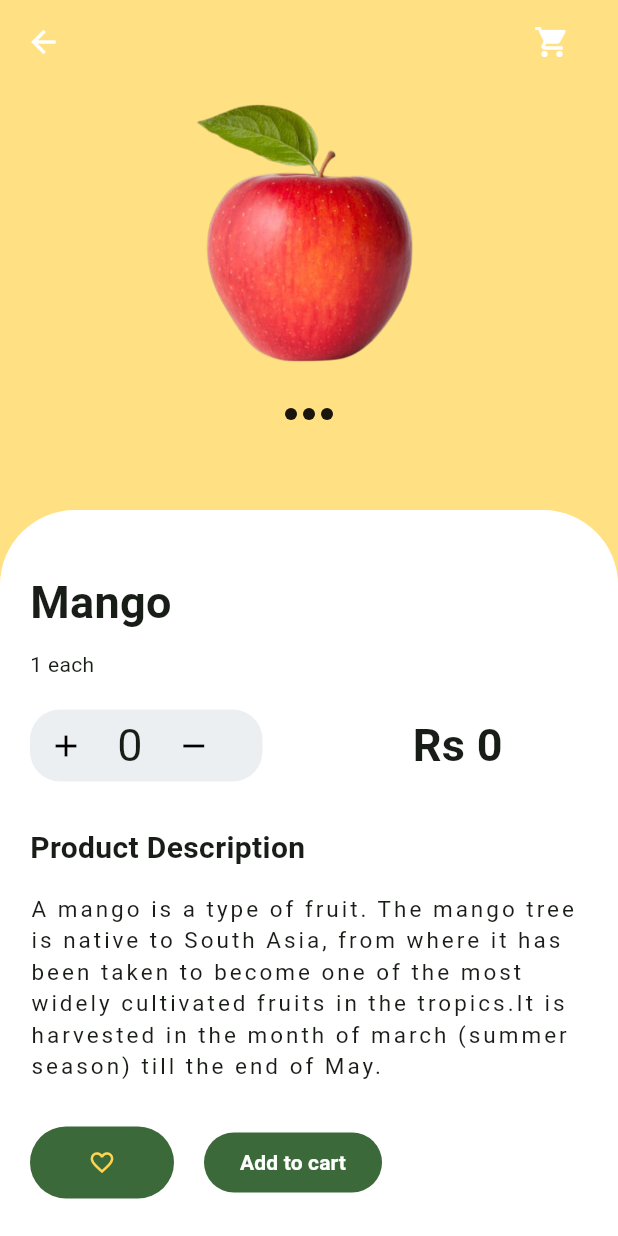
After one commit to anantnipunge/Plantix_app, a Flutter app: the FirstScreen screen opened directly, on a phone screen of 412 x 824 dp. The commit adds this screen. Run offline on Flutter 3.47's test engine with Material 2 defaults, Android fonts, the phone set to English and light mode, and no system bars; drawn by our look-alikes of carousel_slider; our stand-ins replace google_fonts.

Commit message:
update: separate routing added to the apple page

```diff
--- /dev/null
+++ b/lib/Screens/apple.dart
@@ -0,0 +1,260 @@
+import 'package:flutter/material.dart';
+import 'package:plantix/Screens/imagecorousal.dart';
+
+class FirstScreen extends StatefulWidget {
+  const FirstScreen({super.key});
+
+  @override
+  State<StatefulWidget> createState() {
+    return _FirstScreen();
+  }
+}
+
+class _FirstScreen extends State<FirstScreen> {
+  bool _isFavorited = true;
+
+  void _toggleFavorite() {
+    setState(() {
+      _isFavorited = !_isFavorited;
+    });
+  }
+
+  @override
+  Widget build(BuildContext context) {
+    return Scaffold(
+        appBar: AppBar(
+          elevation: 0,
+          backgroundColor: Colors.amber[200],
+          leading: Row(
+            children: <Widget>[
+              SizedBox(
+                width: 5.0,
+              ),
+              IconButton(
+                color: Colors.white,
+                icon: const Icon(
+                  Icons.arrow_back,
+                ),
+                onPressed: () { Navigator.pop(context);},
+              ),
+            ],
+          ),
+          actions: <Widget>[
+            IconButton(
+              icon: const Icon(
+                Icons.shopping_cart,
+                color: Colors.white,
+              ),
+              onPressed: () {},
+            ),
+            SizedBox(
+              width: 20.0,
+            ),
+          ],
+        ),
+        backgroundColor: Colors.amber[200],
+        body: ListView(
+          children: <Widget>[
+            Column(
+              crossAxisAlignment: CrossAxisAlignment.center,
+              mainAxisSize: MainAxisSize.max,
+              mainAxisAlignment: MainAxisAlignment.end,
+              children: <Widget>[
+                CarouselWithIndicatorDemo(),
+                SizedBox(
+                  height: 50.0,
+                ),
+                Container(
+                  decoration: BoxDecoration(
+                      color: Colors.white,
+                      borderRadius: new BorderRadius.only(
+                        topLeft: const Radius.circular(50.0),
+                        topRight: const Radius.circular(50.0),
+                      )),
+                  height: 600,
+                  width: 500,
+                  child: Align(
+                    alignment: Alignment.bottomLeft,
+                    child: Padding(
+                      padding: EdgeInsets.all(20.0),
+                      child: Column(
+                        crossAxisAlignment: CrossAxisAlignment.start,
+                        children: <Widget>[
+                          SizedBox(
+                            height: 20.0,
+                          ),
+                          Text(
+                            'Mango',
+                            style: TextStyle(
+                                fontSize: 30.0, fontWeight: FontWeight.bold),
+                          ),
+                          SizedBox(
+                            height: 10.0,
+                          ),
+                          Text('1 each'),
+                          SizedBox(
+                            height: 20.0,
+                          ),
+                          CounterDesign(),
+                          SizedBox(
+                            height: 30.0,
+                          ),
+                          Text(
+                            'Product Description',
+                            style: TextStyle(
+                                fontSize: 20.0, fontWeight: FontWeight.bold),
+                          ),
+                          SizedBox(
+                            height: 15.0,
+                          ),
+                          Text(
+                            'A mango is a type of fruit. '
+                            'The mango tree is native to South Asia, '
+                            'from where it has been taken to become one of the most widely cultivated fruits in the tropics.'
+                            'It is harvested in the month of march (summer season) till the end of May.',
+                            style:
+                                TextStyle(letterSpacing: 2.0, fontSize: 15.0),
+                          ),
+                          SizedBox(
+                            height: 30.0,
+                          ),
+                          Row(
+                            children: <Widget>[
+                              ButtonTheme(
+                                shape: RoundedRectangleBorder(
+                                  borderRadius: BorderRadius.circular(20.0),
+                                  side: BorderSide(color: Colors.amber.shade200),
+                                ),
+                                height: 70.0,
+                                child: FilledButton(
+                                  child: IconButton(
+                                      icon: _isFavorited
+                                          ? Icon(
+                                              Icons.favorite_border,
+                                              color: Colors.amber[300],
+                                            )
+                                          : Icon(
+                                              Icons.favorite,
+                                              color: Colors.amber[300],
+                                            ), onPressed: () {  },),
+                                  onPressed: _toggleFavorite,
+                                ),
+                              ),
+                              SizedBox(
+                                width: 20.0,
+                              ),
+                              ButtonTheme(
+                                shape: RoundedRectangleBorder(
+                                    borderRadius: BorderRadius.circular(20.0)),
+                                height: 70.0,
+                                minWidth: 260.0,
+                                child: FilledButton(
+                                  // elevation: 0.0,
+                                  // color: Colors.amber[300],
+                                  onPressed: () {},
+                                  child: Text(
+                                    'Add to cart',
+                                    style:
+                                        TextStyle(fontWeight: FontWeight.bold),
+                                  ),
+                                ),
+                              )
+                            ],
+                          ),
+                        ],
+                      ),
+                    ),
+                  ),
+                ),
+              ],
+            ),
+          ],
+        ),
+      );
+  }
+}
+
+class CounterDesign extends StatefulWidget {
+  const CounterDesign({super.key});
+
+  @override
+  State<StatefulWidget> createState() {
+    return _CounterDesign();
+  }
+}
+
+class _CounterDesign extends State<CounterDesign> {
+  int _n = 0;
+  int _amt = 0;
+  void add() {
+    setState(() {
+      _n++;
+      _amt = _amt + 10;
+    });
+  }
+
+  void minus() {
+    setState(() {
+      if (_n != 0) _n--;
+      _amt = _amt - 10;
+    });
+  }
+
+  @override
+  Widget build(BuildContext context) {
+    return Row(
+      children: <Widget>[
+        Container(
+          width: 155.0,
+          decoration: BoxDecoration(
+            color: Colors.blueGrey[50],
+            borderRadius: BorderRadius.circular(20.0),
+          ),
+          child: Row(
+            children: <Widget>[
+              new IconButton(
+                icon: const Icon(
+                  Icons.add,
+                  color: Colors.black,
+                ),
+                onPressed: () {
+                  add();
+                },
+              ),
+              SizedBox(
+                width: 10.0,
+              ),
+              new Text('$_n', style: new TextStyle(fontSize: 30.0)),
+              SizedBox(
+                width: 10.0,
+              ),
+              new IconButton(
+                icon: const Icon(
+                  Icons.remove,
+                  color: Colors.black,
+                ),
+                onPressed: () {
+                  minus();
+                },
+              ),
+              SizedBox(
+                width: 20.0,
+              ),
+            ],
+          ),
+        ),
+        SizedBox(
+          width: 100.0,
+        ),
+        Container(
+            child: Text(
+          'Rs $_amt',
+          style: TextStyle(
+            fontWeight: FontWeight.bold,
+            fontSize: 30.0,
+          ),
+        )),
+      ],
+    );
+  }
+}
--- a/lib/Screens/categorylist.dart
+++ b/lib/Screens/categorylist.dart
@@ -1,4 +1,6 @@
 import 'package:flutter/material.dart';
+import 'package:plantix/Screens/apple.dart';
+import 'package:plantix/constants.dart';
 
 class categorylist extends StatefulWidget {
   const categorylist({super.key});
@@ -18,12 +20,20 @@ class _categorylistState extends State<categorylist> {
         Column(
           children: [
             ClipOval(
-              child: Container(
-                height: 80,
-                width: 80,
-                padding: const EdgeInsets.all(8),
-                color: Colors.amber[100],
-                child: Image.asset('assets/apple.png', fit: BoxFit.cover,),
+              child: GestureDetector(
+                onTap: (){
+                    Navigator.push(
+                      context,
+                      MaterialPageRoute(builder: (context) => FirstScreen()),
+                    );
+                  },
+                child: Container(
+                  height: 80,
+                  width: 80,
+                  padding: const EdgeInsets.all(8),
+                  color: kFoamColor,
+                  child: Image.asset('assets/apple.png', fit: BoxFit.cover,),
+                ),
               ),
             ),
             const Text("Apple", style:TextStyle(fontSize: 18),),
@@ -37,7 +47,7 @@ class _categorylistState extends State<categorylist> {
                 height: 80,
                 width: 80,
                 padding: const EdgeInsets.all(8),
-                color: Colors.amber[100],
+                color: kFoamColor,
                 child: Image.asset('assets/wheat.png', fit: BoxFit.cover,),
               ),
             ),
@@ -52,7 +62,7 @@ class _categorylistState extends State<categorylist> {
                 height: 80,
                 width: 80,
                 padding: const EdgeInsets.all(8),
-                color: Colors.amber[100],
+                color: kFoamColor,
                 child: Image.asset('assets/mango.png', fit: BoxFit.cover,),
               ),
             ),
@@ -67,7 +77,7 @@ class _categorylistState extends State<categorylist> {
                 height: 80,
                 width: 80,
                 padding: const EdgeInsets.all(8),
-                color: Colors.amber[100],
+                color: kFoamColor,
                 child: Image.asset('assets/onion.png', fit: BoxFit.cover,),
               ),
             ),
@@ -82,7 +92,7 @@ class _categorylistState extends State<categorylist> {
                 height: 80,
                 width: 80,
                 padding: const EdgeInsets.all(8),
-                color: Colors.amber[100],
+                color: kFoamColor,
                 child: Image.asset('assets/ginger.png', fit: BoxFit.cover,),
               ),
             ),
@@ -97,7 +107,7 @@ class _categorylistState extends State<categorylist> {
                 height: 80,
                 width: 80,
                 padding: const EdgeInsets.all(8),
-                color: Colors.amber[100],
+                color: kFoamColor,
                 child: Image.asset('assets/corn.png', fit: BoxFit.cover,),
               ),
             ),
@@ -112,7 +122,7 @@ class _categorylistState extends State<categorylist> {
                 height: 80,
                 width: 80,
                 padding: const EdgeInsets.all(8),
-                color: Colors.amber[100],
+                color: kFoamColor,
                 child: Image.asset('assets/grapes.png', fit: BoxFit.cover,),
               ),
             ),
@@ -127,7 +137,7 @@ class _categorylistState extends State<categorylist> {
                 height: 80,
                 width: 80,
                 padding: const EdgeInsets.all(8),
-                color: Colors.amber[100],
+                color: kFoamColor,
                 child: Image.asset('assets/banana.png', fit: BoxFit.cover,),
               ),
             ),
--- /dev/null
+++ b/lib/Screens/imagecorousal.dart
@@ -0,0 +1,60 @@
+import 'package:carousel_slider/carousel_slider.dart';
+import 'package:flutter/material.dart';
+
+final List<String> imgList = [
+  'assets/apple.png',
+  'assets/apple.png',
+  'assets/apple.png'
+];
+
+class CarouselWithIndicatorDemo extends StatefulWidget {
+  const CarouselWithIndicatorDemo({super.key});
+
+  @override
+  State<StatefulWidget> createState() {
+    return _CarouselWithIndicatorState();
+  }
+}
+
+class _CarouselWithIndicatorState extends State<CarouselWithIndicatorDemo> {
+  int _current = 0;
+
+  @override
+  Widget build(BuildContext context) {
+    return Column(children: [
+      CarouselSlider(
+        items: imgList
+            .map((item) => Container(
+                  child: Center(child: Image.asset(item.toString())),
+                ))
+            .toList(),
+        options: CarouselOptions(
+            autoPlay: true,
+            enlargeCenterPage: true,
+            aspectRatio: 2.0,
+            onPageChanged: (index, reason) {
+              setState(() {
+                _current = index;
+              });
+            }),
+      ),
+      Row(
+        mainAxisAlignment: MainAxisAlignment.center,
+        children: imgList.map((url) {
+          int index = imgList.indexOf(url);
+          return Container(
+            width: 8.0,
+            height: 8.0,
+            margin: EdgeInsets.symmetric(vertical: 10.0, horizontal: 2.0),
+            decoration: BoxDecoration(
+              shape: BoxShape.circle,
+              color: _current == index
+                  ? Color.fromRGBO(0, 0, 0, 0.9)
+                  : Color.fromRGBO(0, 0, 0, 0.4),
+            ),
+          );
+        }).toList(),
+      ),
+    ]);
+  }
+}
--- a/pubspec.yaml
+++ b/pubspec.yaml
@@ -37,6 +37,7 @@ dependencies:
   cupertino_icons: ^1.0.2
   google_fonts: ^4.0.5
   fluttertoast: ^8.2.2
+  carousel_slider: ^4.2.1
 
 dev_dependencies:
   flutter_test:
```
Also changed, not shown: pubspec.lock.
